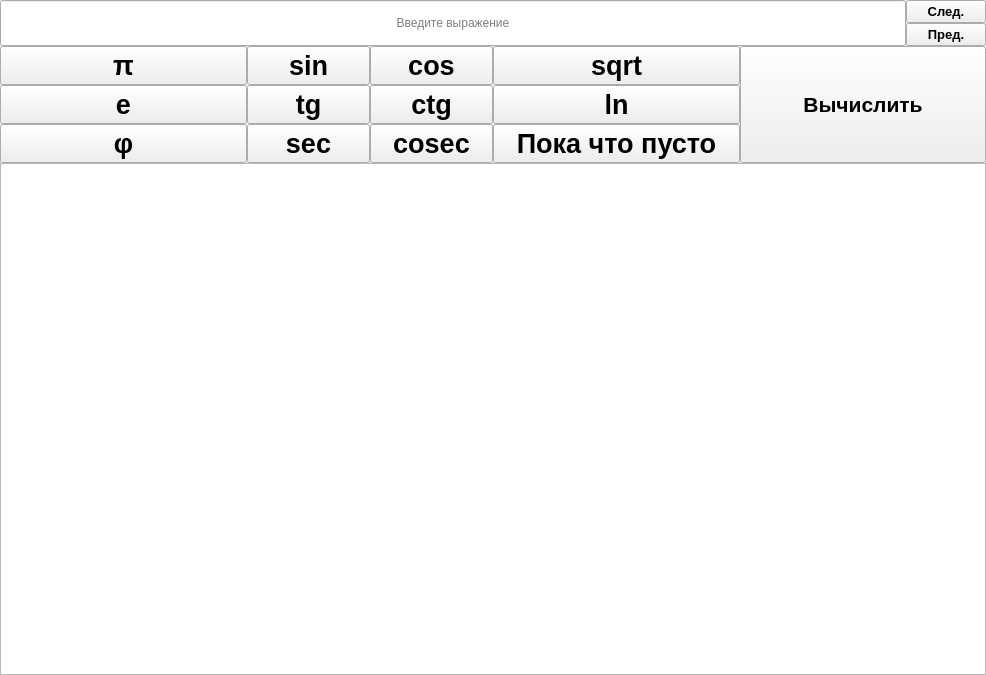
Old version of the form src/frontend/pyqt_alice/pyqt_mainwindow.ui in the repository A-Lisaa/quadratic_equation_solver.
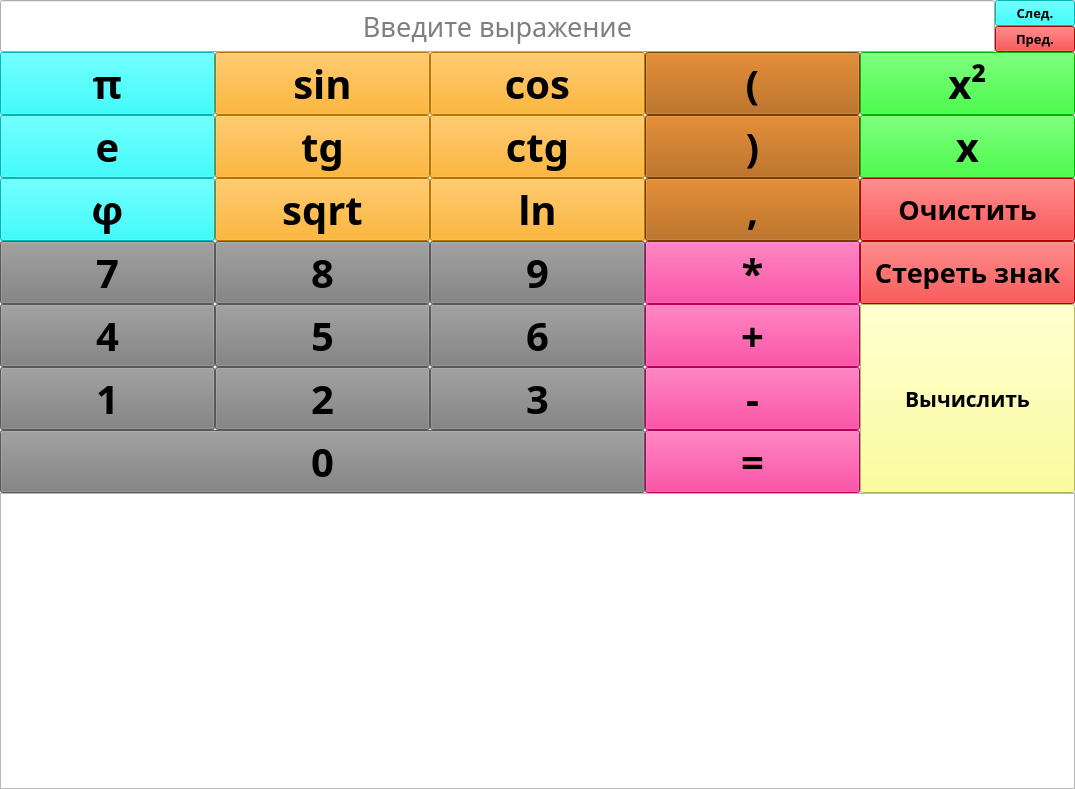
New version of the form. Icons and pictures are not drawn.

```diff
--- a/src/frontend/pyqt_alice/pyqt_mainwindow.ui
+++ b/src/frontend/pyqt_alice/pyqt_mainwindow.ui
@@ -9,8 +9,8 @@
    <rect>
     <x>0</x>
     <y>0</y>
-    <width>986</width>
-    <height>675</height>
+    <width>1075</width>
+    <height>789</height>
    </rect>
   </property>
   <property name="sizePolicy">
@@ -31,6 +31,11 @@
     <height>16777215</height>
    </size>
   </property>
+  <property name="font">
+   <font>
+    <family>Trebuchet MS</family>
+   </font>
+  </property>
   <property name="windowTitle">
    <string>Решатель квадратных уравнений</string>
   </property>
@@ -70,11 +75,6 @@
        <number>0</number>
       </property>
       <item>
-       <layout class="QVBoxLayout" name="verticalLayout_6">
-        <property name="spacing">
-         <number>0</number>
-        </property>
-        <item>
          <layout class="QHBoxLayout" name="horizontalLayout_3">
           <property name="spacing">
            <number>0</number>
@@ -87,6 +87,14 @@
               <verstretch>0</verstretch>
              </sizepolicy>
             </property>
+          <property name="font">
+           <font>
+            <pointsize>20</pointsize>
+           </font>
+          </property>
+          <property name="focusPolicy">
+           <enum>Qt::NoFocus</enum>
+          </property>
             <property name="alignment">
              <set>Qt::AlignCenter</set>
             </property>
@@ -115,6 +123,9 @@
                 <bold>true</bold>
                </font>
               </property>
+            <property name="styleSheet">
+             <string notr="true">background-color: rgb(0, 255, 255);</string>
+            </property>
               <property name="text">
                <string>След.</string>
               </property>
@@ -135,6 +146,9 @@
                 <bold>true</bold>
                </font>
               </property>
+            <property name="styleSheet">
+             <string notr="true">background-color: rgb(255, 0, 0);</string>
+            </property>
               <property name="text">
                <string>Пред.</string>
               </property>
@@ -145,236 +159,11 @@
          </layout>
         </item>
         <item>
-         <layout class="QHBoxLayout" name="horizontalLayout_4">
+       <layout class="QGridLayout" name="gridLayout_2">
           <property name="spacing">
            <number>0</number>
           </property>
-          <item>
-           <layout class="QHBoxLayout" name="horizontalLayout">
-            <property name="spacing">
-             <number>0</number>
-            </property>
-            <item>
-             <layout class="QVBoxLayout" name="verticalLayout_2">
-              <property name="spacing">
-               <number>0</number>
-              </property>
-              <item>
-               <widget class="QPushButton" name="piButton">
-                <property name="sizePolicy">
-                 <sizepolicy hsizetype="Expanding" vsizetype="Minimum">
-                  <horstretch>0</horstretch>
-                  <verstretch>0</verstretch>
-                 </sizepolicy>
-                </property>
-                <property name="font">
-                 <font>
-                  <pointsize>20</pointsize>
-                  <weight>75</weight>
-                  <bold>true</bold>
-                 </font>
-                </property>
-                <property name="text">
-                 <string>π</string>
-                </property>
-               </widget>
-              </item>
-              <item>
-               <widget class="QPushButton" name="eButton">
-                <property name="sizePolicy">
-                 <sizepolicy hsizetype="Expanding" vsizetype="Minimum">
-                  <horstretch>0</horstretch>
-                  <verstretch>0</verstretch>
-                 </sizepolicy>
-                </property>
-                <property name="font">
-                 <font>
-                  <pointsize>20</pointsize>
-                  <weight>75</weight>
-                  <bold>true</bold>
-                 </font>
-                </property>
-                <property name="text">
-                 <string>e</string>
-                </property>
-               </widget>
-              </item>
-              <item>
-               <widget class="QPushButton" name="phiButton">
-                <property name="sizePolicy">
-                 <sizepolicy hsizetype="Expanding" vsizetype="Minimum">
-                  <horstretch>0</horstretch>
-                  <verstretch>0</verstretch>
-                 </sizepolicy>
-                </property>
-                <property name="font">
-                 <font>
-                  <pointsize>20</pointsize>
-                  <weight>75</weight>
-                  <bold>true</bold>
-                 </font>
-                </property>
-                <property name="text">
-                 <string>φ</string>
-                </property>
-               </widget>
-              </item>
-             </layout>
-            </item>
-            <item>
-             <layout class="QVBoxLayout" name="verticalLayout">
-              <property name="spacing">
-               <number>0</number>
-              </property>
-              <item>
-               <layout class="QHBoxLayout" name="horizontalLayout_2">
-                <property name="spacing">
-                 <number>0</number>
-                </property>
-                <item>
-                 <layout class="QVBoxLayout" name="verticalLayout_4">
-                  <property name="spacing">
-                   <number>0</number>
-                  </property>
-                  <item>
-                   <widget class="QPushButton" name="sinButton">
-                    <property name="sizePolicy">
-                     <sizepolicy hsizetype="Expanding" vsizetype="Minimum">
-                      <horstretch>0</horstretch>
-                      <verstretch>0</verstretch>
-                     </sizepolicy>
-                    </property>
-                    <property name="font">
-                     <font>
-                      <pointsize>20</pointsize>
-                      <weight>75</weight>
-                      <bold>true</bold>
-                     </font>
-                    </property>
-                    <property name="text">
-                     <string>sin</string>
-                    </property>
-                   </widget>
-                  </item>
-                  <item>
-                   <widget class="QPushButton" name="tgButton">
-                    <property name="sizePolicy">
-                     <sizepolicy hsizetype="Expanding" vsizetype="Minimum">
-                      <horstretch>0</horstretch>
-                      <verstretch>0</verstretch>
-                     </sizepolicy>
-                    </property>
-                    <property name="font">
-                     <font>
-                      <pointsize>20</pointsize>
-                      <weight>75</weight>
-                      <bold>true</bold>
-                     </font>
-                    </property>
-                    <property name="text">
-                     <string>tg</string>
-                    </property>
-                   </widget>
-                  </item>
-                  <item>
-                   <widget class="QPushButton" name="secButton">
-                    <property name="sizePolicy">
-                     <sizepolicy hsizetype="Expanding" vsizetype="Minimum">
-                      <horstretch>0</horstretch>
-                      <verstretch>0</verstretch>
-                     </sizepolicy>
-                    </property>
-                    <property name="font">
-                     <font>
-                      <pointsize>20</pointsize>
-                      <weight>75</weight>
-                      <bold>true</bold>
-                     </font>
-                    </property>
-                    <property name="text">
-                     <string>sec</string>
-                    </property>
-                   </widget>
-                  </item>
-                 </layout>
-                </item>
-                <item>
-                 <layout class="QVBoxLayout" name="verticalLayout_5">
-                  <property name="spacing">
-                   <number>0</number>
-                  </property>
-                  <item>
-                   <widget class="QPushButton" name="cosButton">
-                    <property name="sizePolicy">
-                     <sizepolicy hsizetype="Expanding" vsizetype="Minimum">
-                      <horstretch>0</horstretch>
-                      <verstretch>0</verstretch>
-                     </sizepolicy>
-                    </property>
-                    <property name="font">
-                     <font>
-                      <pointsize>20</pointsize>
-                      <weight>75</weight>
-                      <bold>true</bold>
-                     </font>
-                    </property>
-                    <property name="text">
-                     <string>cos</string>
-                    </property>
-                   </widget>
-                  </item>
-                  <item>
-                   <widget class="QPushButton" name="ctgButton">
-                    <property name="sizePolicy">
-                     <sizepolicy hsizetype="Expanding" vsizetype="Minimum">
-                      <horstretch>0</horstretch>
-                      <verstretch>0</verstretch>
-                     </sizepolicy>
-                    </property>
-                    <property name="font">
-                     <font>
-                      <pointsize>20</pointsize>
-                      <weight>75</weight>
-                      <bold>true</bold>
-                     </font>
-                    </property>
-                    <property name="text">
-                     <string>ctg</string>
-                    </property>
-                   </widget>
-                  </item>
-                  <item>
-                   <widget class="QPushButton" name="cosecButton">
-                    <property name="sizePolicy">
-                     <sizepolicy hsizetype="Expanding" vsizetype="Minimum">
-                      <horstretch>0</horstretch>
-                      <verstretch>0</verstretch>
-                     </sizepolicy>
-                    </property>
-                    <property name="font">
-                     <font>
-                      <pointsize>20</pointsize>
-                      <weight>75</weight>
-                      <bold>true</bold>
-                     </font>
-                    </property>
-                    <property name="text">
-                     <string>cosec</string>
-                    </property>
-                   </widget>
-                  </item>
-                 </layout>
-                </item>
-               </layout>
-              </item>
-             </layout>
-            </item>
-            <item>
-             <layout class="QVBoxLayout" name="verticalLayout_3">
-              <property name="spacing">
-               <number>0</number>
-              </property>
-              <item>
+        <item row="11" column="1">
                <widget class="QPushButton" name="sqrtButton">
                 <property name="sizePolicy">
                  <sizepolicy hsizetype="Expanding" vsizetype="Minimum">
@@ -384,18 +173,21 @@
                 </property>
                 <property name="font">
                  <font>
-                  <pointsize>20</pointsize>
+            <pointsize>30</pointsize>
                   <weight>75</weight>
                   <bold>true</bold>
                  </font>
                 </property>
+          <property name="styleSheet">
+           <string notr="true">background-color: rgb(255, 165, 0);</string>
+          </property>
                 <property name="text">
                  <string>sqrt</string>
                 </property>
                </widget>
               </item>
-              <item>
-               <widget class="QPushButton" name="lnButton">
+        <item row="6" column="0">
+         <widget class="QPushButton" name="eButton">
                 <property name="sizePolicy">
                  <sizepolicy hsizetype="Expanding" vsizetype="Minimum">
                   <horstretch>0</horstretch>
@@ -404,19 +196,45 @@
                 </property>
                 <property name="font">
                  <font>
-                  <pointsize>20</pointsize>
+            <pointsize>30</pointsize>
                   <weight>75</weight>
                   <bold>true</bold>
                  </font>
                 </property>
+          <property name="styleSheet">
+           <string notr="true">background-color: rgb(0, 255, 255);</string>
+          </property>
                 <property name="text">
-                 <string>ln</string>
+           <string>e</string>
                 </property>
                </widget>
               </item>
-              <item>
-               <widget class="QPushButton" name="emptyButton">
+        <item row="21" column="3">
+         <widget class="QPushButton" name="equalsButton">
                 <property name="sizePolicy">
+           <sizepolicy hsizetype="Minimum" vsizetype="Expanding">
+            <horstretch>0</horstretch>
+            <verstretch>0</verstretch>
+           </sizepolicy>
+          </property>
+          <property name="font">
+           <font>
+            <pointsize>30</pointsize>
+            <weight>75</weight>
+            <bold>true</bold>
+           </font>
+          </property>
+          <property name="styleSheet">
+           <string notr="true">background-color: rgb(255, 0, 127);</string>
+          </property>
+          <property name="text">
+           <string>=</string>
+          </property>
+         </widget>
+        </item>
+        <item row="6" column="3">
+         <widget class="QPushButton" name="rightBracketButton">
+          <property name="sizePolicy">
                  <sizepolicy hsizetype="Expanding" vsizetype="Minimum">
                   <horstretch>0</horstretch>
                   <verstretch>0</verstretch>
@@ -424,19 +242,296 @@
                 </property>
                 <property name="font">
                  <font>
+            <pointsize>30</pointsize>
+            <weight>75</weight>
+            <bold>true</bold>
+           </font>
+          </property>
+          <property name="styleSheet">
+           <string notr="true">background-color: rgb(170, 85, 0);</string>
+          </property>
+          <property name="text">
+           <string>)</string>
+          </property>
+         </widget>
+        </item>
+        <item row="17" column="3">
+         <widget class="QPushButton" name="plusButton">
+          <property name="sizePolicy">
+           <sizepolicy hsizetype="Minimum" vsizetype="Expanding">
+            <horstretch>0</horstretch>
+            <verstretch>0</verstretch>
+           </sizepolicy>
+          </property>
+          <property name="font">
+           <font>
+            <pointsize>30</pointsize>
+            <weight>75</weight>
+            <bold>true</bold>
+           </font>
+          </property>
+          <property name="styleSheet">
+           <string notr="true">background-color: rgb(255, 0, 127);</string>
+          </property>
+          <property name="text">
+           <string>+</string>
+          </property>
+         </widget>
+        </item>
+        <item row="20" column="2">
+         <widget class="QPushButton" name="number3Button">
+          <property name="sizePolicy">
+           <sizepolicy hsizetype="Minimum" vsizetype="Expanding">
+            <horstretch>0</horstretch>
+            <verstretch>0</verstretch>
+           </sizepolicy>
+          </property>
+          <property name="font">
+           <font>
+            <pointsize>30</pointsize>
+            <weight>75</weight>
+            <bold>true</bold>
+           </font>
+          </property>
+          <property name="styleSheet">
+           <string notr="true">background-color: rgb(125, 125, 125);</string>
+          </property>
+          <property name="text">
+           <string>3</string>
+          </property>
+         </widget>
+        </item>
+        <item row="20" column="1">
+         <widget class="QPushButton" name="number2Button">
+          <property name="sizePolicy">
+           <sizepolicy hsizetype="Minimum" vsizetype="Expanding">
+            <horstretch>0</horstretch>
+            <verstretch>0</verstretch>
+           </sizepolicy>
+          </property>
+          <property name="font">
+           <font>
+            <pointsize>30</pointsize>
+            <weight>75</weight>
+            <bold>true</bold>
+           </font>
+          </property>
+          <property name="styleSheet">
+           <string notr="true">background-color: rgb(125, 125, 125);</string>
+          </property>
+          <property name="text">
+           <string>2</string>
+          </property>
+         </widget>
+        </item>
+        <item row="17" column="0">
+         <widget class="QPushButton" name="number4Button">
+          <property name="sizePolicy">
+           <sizepolicy hsizetype="Minimum" vsizetype="Expanding">
+            <horstretch>0</horstretch>
+            <verstretch>0</verstretch>
+           </sizepolicy>
+          </property>
+          <property name="font">
+           <font>
+            <pointsize>30</pointsize>
+            <weight>75</weight>
+            <bold>true</bold>
+           </font>
+          </property>
+          <property name="styleSheet">
+           <string notr="true">background-color: rgb(125, 125, 125);</string>
+          </property>
+          <property name="text">
+           <string>4</string>
+          </property>
+         </widget>
+        </item>
+        <item row="6" column="4">
+         <widget class="QPushButton" name="xButton">
+          <property name="sizePolicy">
+           <sizepolicy hsizetype="Minimum" vsizetype="Expanding">
+            <horstretch>0</horstretch>
+            <verstretch>0</verstretch>
+           </sizepolicy>
+          </property>
+          <property name="font">
+           <font>
+            <pointsize>30</pointsize>
+            <weight>75</weight>
+            <bold>true</bold>
+           </font>
+          </property>
+          <property name="styleSheet">
+           <string notr="true">background-color: rgb(0, 255, 0);</string>
+          </property>
+          <property name="text">
+           <string>x</string>
+          </property>
+         </widget>
+        </item>
+        <item row="2" column="4">
+         <widget class="QPushButton" name="xSquaredButton">
+          <property name="sizePolicy">
+           <sizepolicy hsizetype="Minimum" vsizetype="Expanding">
+            <horstretch>0</horstretch>
+            <verstretch>0</verstretch>
+           </sizepolicy>
+          </property>
+          <property name="font">
+           <font>
+            <pointsize>30</pointsize>
+            <weight>75</weight>
+            <bold>true</bold>
+           </font>
+          </property>
+          <property name="styleSheet">
+           <string notr="true">background-color: rgb(0, 255, 0);</string>
+          </property>
+          <property name="text">
+           <string>x²</string>
+          </property>
+         </widget>
+        </item>
+        <item row="16" column="0">
+         <widget class="QPushButton" name="number7Button">
+          <property name="sizePolicy">
+           <sizepolicy hsizetype="Minimum" vsizetype="Expanding">
+            <horstretch>0</horstretch>
+            <verstretch>0</verstretch>
+           </sizepolicy>
+          </property>
+          <property name="font">
+           <font>
+            <pointsize>30</pointsize>
+            <weight>75</weight>
+            <bold>true</bold>
+           </font>
+          </property>
+          <property name="styleSheet">
+           <string notr="true">background-color: rgb(125, 125, 125);</string>
+          </property>
+          <property name="text">
+           <string>7</string>
+          </property>
+         </widget>
+        </item>
+        <item row="20" column="3">
+         <widget class="QPushButton" name="minusButton">
+          <property name="sizePolicy">
+           <sizepolicy hsizetype="Minimum" vsizetype="Expanding">
+            <horstretch>0</horstretch>
+            <verstretch>0</verstretch>
+           </sizepolicy>
+          </property>
+          <property name="font">
+           <font>
+            <pointsize>30</pointsize>
+            <weight>75</weight>
+            <bold>true</bold>
+           </font>
+          </property>
+          <property name="styleSheet">
+           <string notr="true">background-color: rgb(255, 0, 127);</string>
+          </property>
+          <property name="text">
+           <string>-</string>
+          </property>
+         </widget>
+        </item>
+        <item row="16" column="3">
+         <widget class="QPushButton" name="multiplyButton">
+          <property name="sizePolicy">
+           <sizepolicy hsizetype="Minimum" vsizetype="Expanding">
+            <horstretch>0</horstretch>
+            <verstretch>0</verstretch>
+           </sizepolicy>
+          </property>
+          <property name="font">
+           <font>
+            <pointsize>30</pointsize>
+            <weight>75</weight>
+            <bold>true</bold>
+           </font>
+          </property>
+          <property name="styleSheet">
+           <string notr="true">background-color: rgb(255, 0, 127);</string>
+          </property>
+          <property name="text">
+           <string>*</string>
+          </property>
+         </widget>
+        </item>
+        <item row="16" column="4">
+         <widget class="QPushButton" name="deleteButton">
+          <property name="sizePolicy">
+           <sizepolicy hsizetype="Minimum" vsizetype="Expanding">
+            <horstretch>0</horstretch>
+            <verstretch>0</verstretch>
+           </sizepolicy>
+          </property>
+          <property name="font">
+           <font>
                   <pointsize>20</pointsize>
                   <weight>75</weight>
                   <bold>true</bold>
                  </font>
                 </property>
+          <property name="styleSheet">
+           <string notr="true">background-color: rgb(255, 0, 0);</string>
+          </property>
                 <property name="text">
-                 <string>Пока что пусто</string>
+           <string>Стереть знак</string>
                 </property>
                </widget>
               </item>
-             </layout>
-            </item>
-            <item>
+        <item row="11" column="4">
+         <widget class="QPushButton" name="clearButton">
+          <property name="sizePolicy">
+           <sizepolicy hsizetype="Minimum" vsizetype="Expanding">
+            <horstretch>0</horstretch>
+            <verstretch>0</verstretch>
+           </sizepolicy>
+          </property>
+          <property name="font">
+           <font>
+            <pointsize>20</pointsize>
+            <weight>75</weight>
+            <bold>true</bold>
+           </font>
+          </property>
+          <property name="styleSheet">
+           <string notr="true">background-color: rgb(255, 0, 0);</string>
+          </property>
+          <property name="text">
+           <string>Очистить</string>
+          </property>
+         </widget>
+        </item>
+        <item row="16" column="1">
+         <widget class="QPushButton" name="number8Button">
+          <property name="sizePolicy">
+           <sizepolicy hsizetype="Minimum" vsizetype="Expanding">
+            <horstretch>0</horstretch>
+            <verstretch>0</verstretch>
+           </sizepolicy>
+          </property>
+          <property name="font">
+           <font>
+            <pointsize>30</pointsize>
+            <weight>75</weight>
+            <bold>true</bold>
+           </font>
+          </property>
+          <property name="styleSheet">
+           <string notr="true">background-color: rgb(125, 125, 125);</string>
+          </property>
+          <property name="text">
+           <string>8</string>
+          </property>
+         </widget>
+        </item>
+        <item row="17" column="4" rowspan="5">
              <widget class="QPushButton" name="calculateButton">
               <property name="enabled">
                <bool>true</bool>
@@ -467,6 +562,10 @@
               <property name="autoFillBackground">
                <bool>false</bool>
               </property>
+          <property name="styleSheet">
+           <string notr="true">background-color: rgb(255, 255, 127);
+</string>
+          </property>
               <property name="text">
                <string>Вычислить</string>
               </property>
@@ -481,7 +580,328 @@
               </property>
              </widget>
             </item>
-           </layout>
+        <item row="20" column="0">
+         <widget class="QPushButton" name="number1Button">
+          <property name="sizePolicy">
+           <sizepolicy hsizetype="Minimum" vsizetype="Expanding">
+            <horstretch>0</horstretch>
+            <verstretch>0</verstretch>
+           </sizepolicy>
+          </property>
+          <property name="font">
+           <font>
+            <pointsize>30</pointsize>
+            <weight>75</weight>
+            <bold>true</bold>
+           </font>
+          </property>
+          <property name="styleSheet">
+           <string notr="true">background-color: rgb(125, 125, 125);</string>
+          </property>
+          <property name="text">
+           <string>1</string>
+          </property>
+         </widget>
+        </item>
+        <item row="2" column="2">
+         <widget class="QPushButton" name="cosButton">
+          <property name="sizePolicy">
+           <sizepolicy hsizetype="Expanding" vsizetype="Minimum">
+            <horstretch>0</horstretch>
+            <verstretch>0</verstretch>
+           </sizepolicy>
+          </property>
+          <property name="font">
+           <font>
+            <pointsize>30</pointsize>
+            <weight>75</weight>
+            <bold>true</bold>
+           </font>
+          </property>
+          <property name="styleSheet">
+           <string notr="true">background-color: rgb(255, 165, 0);</string>
+          </property>
+          <property name="text">
+           <string>cos</string>
+          </property>
+         </widget>
+        </item>
+        <item row="17" column="1">
+         <widget class="QPushButton" name="number5Button">
+          <property name="sizePolicy">
+           <sizepolicy hsizetype="Minimum" vsizetype="Expanding">
+            <horstretch>0</horstretch>
+            <verstretch>0</verstretch>
+           </sizepolicy>
+          </property>
+          <property name="font">
+           <font>
+            <pointsize>30</pointsize>
+            <weight>75</weight>
+            <bold>true</bold>
+           </font>
+          </property>
+          <property name="styleSheet">
+           <string notr="true">background-color: rgb(125, 125, 125);</string>
+          </property>
+          <property name="text">
+           <string>5</string>
+          </property>
+         </widget>
+        </item>
+        <item row="2" column="0">
+         <widget class="QPushButton" name="piButton">
+          <property name="sizePolicy">
+           <sizepolicy hsizetype="Expanding" vsizetype="Minimum">
+            <horstretch>0</horstretch>
+            <verstretch>0</verstretch>
+           </sizepolicy>
+          </property>
+          <property name="font">
+           <font>
+            <family>Trebuchet MS</family>
+            <pointsize>30</pointsize>
+            <weight>75</weight>
+            <bold>true</bold>
+           </font>
+          </property>
+          <property name="styleSheet">
+           <string notr="true">background-color: rgb(0, 255, 255);</string>
+          </property>
+          <property name="text">
+           <string>π</string>
+          </property>
+         </widget>
+        </item>
+        <item row="11" column="0">
+         <widget class="QPushButton" name="phiButton">
+          <property name="sizePolicy">
+           <sizepolicy hsizetype="Expanding" vsizetype="Minimum">
+            <horstretch>0</horstretch>
+            <verstretch>0</verstretch>
+           </sizepolicy>
+          </property>
+          <property name="font">
+           <font>
+            <pointsize>30</pointsize>
+            <weight>75</weight>
+            <bold>true</bold>
+           </font>
+          </property>
+          <property name="styleSheet">
+           <string notr="true">background-color: rgb(0, 255, 255);</string>
+          </property>
+          <property name="text">
+           <string>φ</string>
+          </property>
+         </widget>
+        </item>
+        <item row="6" column="2">
+         <widget class="QPushButton" name="ctgButton">
+          <property name="sizePolicy">
+           <sizepolicy hsizetype="Expanding" vsizetype="Minimum">
+            <horstretch>0</horstretch>
+            <verstretch>0</verstretch>
+           </sizepolicy>
+          </property>
+          <property name="font">
+           <font>
+            <pointsize>30</pointsize>
+            <weight>75</weight>
+            <bold>true</bold>
+           </font>
+          </property>
+          <property name="styleSheet">
+           <string notr="true">background-color: rgb(255, 165, 0);</string>
+          </property>
+          <property name="text">
+           <string>ctg</string>
+          </property>
+         </widget>
+        </item>
+        <item row="2" column="1">
+         <widget class="QPushButton" name="sinButton">
+          <property name="sizePolicy">
+           <sizepolicy hsizetype="Expanding" vsizetype="Minimum">
+            <horstretch>0</horstretch>
+            <verstretch>0</verstretch>
+           </sizepolicy>
+          </property>
+          <property name="font">
+           <font>
+            <pointsize>30</pointsize>
+            <weight>75</weight>
+            <bold>true</bold>
+           </font>
+          </property>
+          <property name="styleSheet">
+           <string notr="true">background-color: rgb(255, 165, 0);</string>
+          </property>
+          <property name="text">
+           <string>sin</string>
+          </property>
+         </widget>
+        </item>
+        <item row="6" column="1">
+         <widget class="QPushButton" name="tgButton">
+          <property name="sizePolicy">
+           <sizepolicy hsizetype="Expanding" vsizetype="Minimum">
+            <horstretch>0</horstretch>
+            <verstretch>0</verstretch>
+           </sizepolicy>
+          </property>
+          <property name="font">
+           <font>
+            <pointsize>30</pointsize>
+            <weight>75</weight>
+            <bold>true</bold>
+           </font>
+          </property>
+          <property name="styleSheet">
+           <string notr="true">background-color: rgb(255, 165, 0);</string>
+          </property>
+          <property name="text">
+           <string>tg</string>
+          </property>
+         </widget>
+        </item>
+        <item row="17" column="2">
+         <widget class="QPushButton" name="number6Button">
+          <property name="sizePolicy">
+           <sizepolicy hsizetype="Minimum" vsizetype="Expanding">
+            <horstretch>0</horstretch>
+            <verstretch>0</verstretch>
+           </sizepolicy>
+          </property>
+          <property name="font">
+           <font>
+            <pointsize>30</pointsize>
+            <weight>75</weight>
+            <bold>true</bold>
+           </font>
+          </property>
+          <property name="styleSheet">
+           <string notr="true">background-color: rgb(125, 125, 125);</string>
+          </property>
+          <property name="text">
+           <string>6</string>
+          </property>
+         </widget>
+        </item>
+        <item row="16" column="2">
+         <widget class="QPushButton" name="number9Button">
+          <property name="sizePolicy">
+           <sizepolicy hsizetype="Minimum" vsizetype="Expanding">
+            <horstretch>0</horstretch>
+            <verstretch>0</verstretch>
+           </sizepolicy>
+          </property>
+          <property name="font">
+           <font>
+            <pointsize>30</pointsize>
+            <weight>75</weight>
+            <bold>true</bold>
+           </font>
+          </property>
+          <property name="styleSheet">
+           <string notr="true">background-color: rgb(125, 125, 125);</string>
+          </property>
+          <property name="text">
+           <string>9</string>
+          </property>
+         </widget>
+        </item>
+        <item row="11" column="2">
+         <widget class="QPushButton" name="lnButton">
+          <property name="sizePolicy">
+           <sizepolicy hsizetype="Expanding" vsizetype="Minimum">
+            <horstretch>0</horstretch>
+            <verstretch>0</verstretch>
+           </sizepolicy>
+          </property>
+          <property name="font">
+           <font>
+            <pointsize>30</pointsize>
+            <weight>75</weight>
+            <bold>true</bold>
+           </font>
+          </property>
+          <property name="styleSheet">
+           <string notr="true">background-color: rgb(255, 165, 0);</string>
+          </property>
+          <property name="text">
+           <string>ln</string>
+          </property>
+         </widget>
+        </item>
+        <item row="2" column="3">
+         <widget class="QPushButton" name="leftBracketButton">
+          <property name="sizePolicy">
+           <sizepolicy hsizetype="Expanding" vsizetype="Minimum">
+            <horstretch>0</horstretch>
+            <verstretch>0</verstretch>
+           </sizepolicy>
+          </property>
+          <property name="font">
+           <font>
+            <pointsize>30</pointsize>
+            <weight>75</weight>
+            <bold>true</bold>
+           </font>
+          </property>
+          <property name="styleSheet">
+           <string notr="true">background-color: rgb(170, 85, 0);</string>
+          </property>
+          <property name="text">
+           <string>(</string>
+          </property>
+         </widget>
+        </item>
+        <item row="11" column="3">
+         <widget class="QPushButton" name="commaButton">
+          <property name="sizePolicy">
+           <sizepolicy hsizetype="Minimum" vsizetype="Expanding">
+            <horstretch>0</horstretch>
+            <verstretch>0</verstretch>
+           </sizepolicy>
+          </property>
+          <property name="font">
+           <font>
+            <pointsize>30</pointsize>
+            <weight>75</weight>
+            <bold>true</bold>
+           </font>
+          </property>
+          <property name="styleSheet">
+           <string notr="true">background-color: rgb(170, 85, 0);</string>
+          </property>
+          <property name="text">
+           <string>,</string>
+          </property>
+         </widget>
+        </item>
+        <item row="21" column="0" colspan="3">
+         <widget class="QPushButton" name="number0Button">
+          <property name="sizePolicy">
+           <sizepolicy hsizetype="Minimum" vsizetype="Expanding">
+            <horstretch>0</horstretch>
+            <verstretch>0</verstretch>
+           </sizepolicy>
+          </property>
+          <property name="font">
+           <font>
+            <pointsize>30</pointsize>
+            <weight>75</weight>
+            <bold>true</bold>
+           </font>
+          </property>
+          <property name="styleSheet">
+           <string notr="true">background-color: rgb(125, 125, 125);</string>
+          </property>
+          <property name="text">
+           <string>0</string>
+          </property>
+         </widget>
           </item>
          </layout>
         </item>
@@ -490,9 +910,12 @@
           <property name="enabled">
            <bool>true</bool>
           </property>
-         </widget>
-        </item>
-       </layout>
+        <property name="font">
+         <font>
+          <pointsize>20</pointsize>
+         </font>
+        </property>
+       </widget>
       </item>
      </layout>
     </item>
```
Left out of the diff: 2 changed lines with no effect on the pictures. Lines whose indentation alone changed are shown as unchanged.
